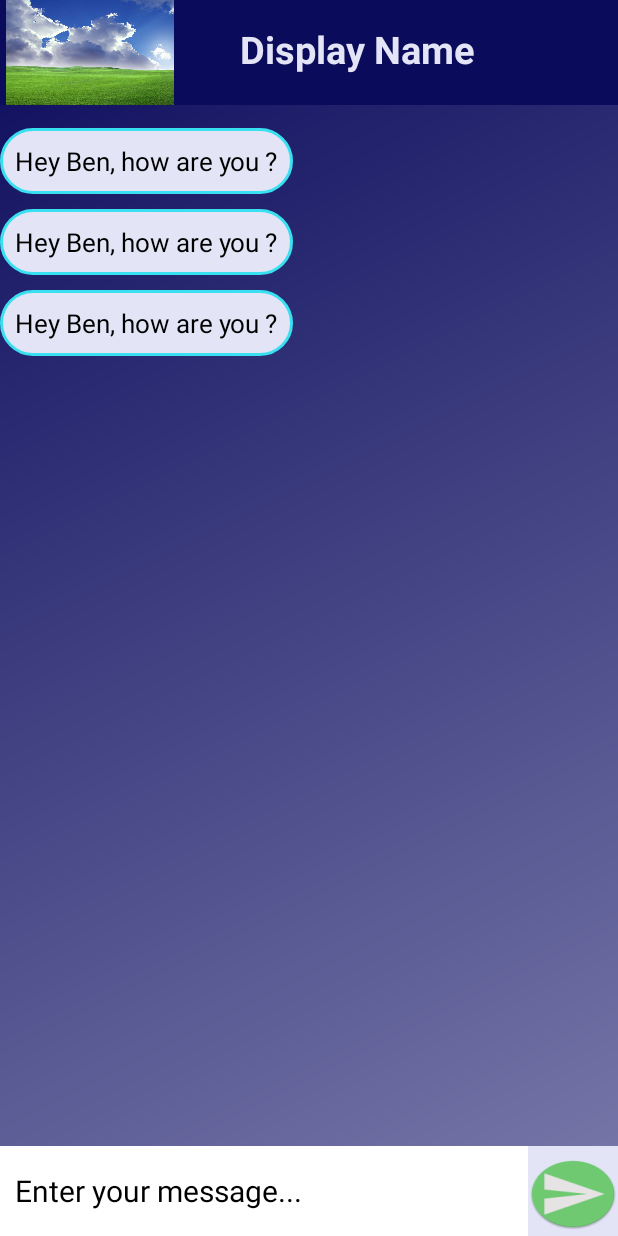
After one commit to EliranEiluz/PigeOnlineAndroidApp, an Android app: the layout activity_chat.xml on its own in the app's theme, with its tools: preview values and no code run, on a phone screen of 412 x 824 dp. The commit adds this screen. Run offline under Robolectric (Android 15) with nearby library versions, the phone set to English and light mode, and no system bars.

Commit message:
xml chat activity.

```diff
--- a/app/src/main/AndroidManifest.xml
+++ b/app/src/main/AndroidManifest.xml
@@ -13,6 +13,9 @@
         android:supportsRtl="true"
         android:theme="@style/Theme.PigeOnlineAndroidApp"
         tools:targetApi="31">
+        <activity
+            android:name=".ChatActivity"
+            android:exported="false" />
         <activity
             android:name=".ContactsActivity"
             android:exported="false" />
--- /dev/null
+++ b/app/src/main/java/com/example/pigeonlineandroidapp/ChatActivity.java
@@ -0,0 +1,14 @@
+package com.example.pigeonlineandroidapp;
+
+import androidx.appcompat.app.AppCompatActivity;
+
+import android.os.Bundle;
+
+public class ChatActivity extends AppCompatActivity {
+
+    @Override
+    protected void onCreate(Bundle savedInstanceState) {
+        super.onCreate(savedInstanceState);
+        setContentView(R.layout.activity_chat);
+    }
+}
--- a/app/src/main/java/com/example/pigeonlineandroidapp/ContactsActivity.java
+++ b/app/src/main/java/com/example/pigeonlineandroidapp/ContactsActivity.java
@@ -34,12 +34,12 @@ public class ContactsActivity extends AppCompatActivity {
         contactsListView.setOnItemClickListener(new AdapterView.OnItemClickListener() {
             @Override
             public void onItemClick(AdapterView<?> parent, View view, int position, long id) {
-                //Intent intent = new Intent(getApplicationContext(), ChatActivity.class);
-                //intent.putExtra("currentUsername", username);
-                //intent.putExtra("contactUsername", contactsAdapter.getItem(position).getChatWith());
-                //intent.putExtra("contactDisplayName", contactsAdapter.getItem(position).getDisplayName());
-                //intent.putExtra("chatId", contactsAdapter.getItem(position).getId());
-                //startActivity(intent);
+                Intent intent = new Intent(getApplicationContext(), ChatActivity.class);
+                intent.putExtra("currentUsername", username);
+                intent.putExtra("contactUsername", contactsAdapter.getItem(position).getChatWith());
+                intent.putExtra("contactDisplayName", contactsAdapter.getItem(position).getDisplayName());
+                intent.putExtra("chatId", contactsAdapter.getItem(position).getId());
+                startActivity(intent);
             }
         });
 
--- /dev/null
+++ b/app/src/main/res/drawable/message_border.xml
@@ -0,0 +1,6 @@
+<?xml version="1.0" encoding="utf-8"?>
+<shape xmlns:android="http://schemas.android.com/apk/res/android" android:shape="rectangle">
+    <corners android:radius="100dp"/>
+    <solid android:color="@color/background_logo_color" />
+    <stroke android:width="2dp" android:color="#39E0F0"/>
+</shape>
--- /dev/null
+++ b/app/src/main/res/layout/activity_chat.xml
@@ -0,0 +1,84 @@
+<?xml version="1.0" encoding="utf-8"?>
+<androidx.constraintlayout.widget.ConstraintLayout xmlns:android="http://schemas.android.com/apk/res/android"
+    xmlns:app="http://schemas.android.com/apk/res-auto"
+    xmlns:tools="http://schemas.android.com/tools"
+    android:layout_width="match_parent"
+    android:layout_height="match_parent"
+    android:background="@drawable/background_color"
+    tools:context=".ChatActivity">
+
+    <LinearLayout
+        android:layout_width="match_parent"
+        android:layout_height="match_parent"
+        android:orientation="vertical">
+
+        <LinearLayout
+            android:background="@color/start_color"
+            app:layout_constraintTop_toTopOf="parent"
+            android:layout_width="match_parent"
+            android:layout_height="70dp"
+            android:orientation="horizontal"
+            android:layout_marginBottom="15dp">
+
+            <ImageView
+                android:id="@+id/chat_image"
+                android:layout_width="120dp"
+                android:layout_height="match_parent"
+                android:background="@android:color/transparent"
+                android:src="@drawable/im3">
+            </ImageView>
+            <TextView
+                android:id="@+id/chat_displayName"
+                android:layout_width="wrap_content"
+                android:layout_height="wrap_content"
+                android:layout_marginTop="15dp"
+                android:layout_marginLeft="40dp"
+                android:text="Display Name"
+                android:textSize="25dp"
+                android:textStyle="bold"
+                android:textColor="@color/background_logo_color">
+            </TextView>
+
+        </LinearLayout>
+
+        <ListView
+            android:id="@+id/chat_messagesList"
+            android:layout_width="match_parent"
+            android:layout_height="match_parent"
+            tools:listitem="@layout/message_item"
+            android:divider="@android:color/transparent"
+            android:dividerHeight="10.0sp">
+        </ListView>
+
+    </LinearLayout>
+
+    <LinearLayout
+        android:id="@+id/input_bar"
+        android:layout_width="match_parent"
+        android:layout_height="60dp"
+        android:layout_alignParentBottom="true"
+        app:layout_constraintBottom_toBottomOf="parent"
+        android:background="@color/background_logo_color"
+        android:orientation="horizontal" >
+
+        <EditText
+            android:id="@+id/message_input"
+            android:layout_weight="0.7"
+            android:layout_width="0dp"
+            android:layout_height="match_parent"
+            android:background="@color/white"
+            android:hint="Enter your message..."
+            android:textSize="20dp"
+            android:textColorHint="@color/black"
+            android:textColor="@color/black"
+            android:paddingLeft="10dp"
+            android:inputType="text" />
+
+        <Button
+            android:id="@+id/send_button"
+            android:layout_width="60dp"
+            android:layout_height="wrap_content"
+            android:background="@mipmap/send_button_icon" />
+
+    </LinearLayout>
+</androidx.constraintlayout.widget.ConstraintLayout>
--- /dev/null
+++ b/app/src/main/res/layout/message_item.xml
@@ -0,0 +1,19 @@
+<?xml version="1.0" encoding="utf-8"?>
+<androidx.constraintlayout.widget.ConstraintLayout xmlns:android="http://schemas.android.com/apk/res/android"
+    android:layout_width="match_parent"
+    android:layout_height="match_parent"
+    xmlns:app="http://schemas.android.com/apk/res-auto">
+            <TextView
+                android:id="@+id/message_content"
+                android:layout_width="wrap_content"
+                android:layout_height="wrap_content"
+                android:textSize="17dp"
+                android:text="Hey Ben, how are you ?"
+                android:textColor="@color/black"
+                app:layout_constraintStart_toStartOf="parent"
+                app:layout_constraintTop_toTopOf="parent"
+                android:padding="10dp"
+                android:background="@drawable/message_border">
+            </TextView>
+
+</androidx.constraintlayout.widget.ConstraintLayout>
```
Also changed, not shown: app/src/main/res/mipmap-hdpi/send_button_icon.png (added), app/src/main/res/mipmap-mdpi/send_button_icon.png (added), app/src/main/res/mipmap-xhdpi/send_button_icon.png (added), app/src/main/res/mipmap-xxhdpi/send_button_icon.png (added), app/src/main/res/mipmap-xxxhdpi/send_button_icon.png (added).
